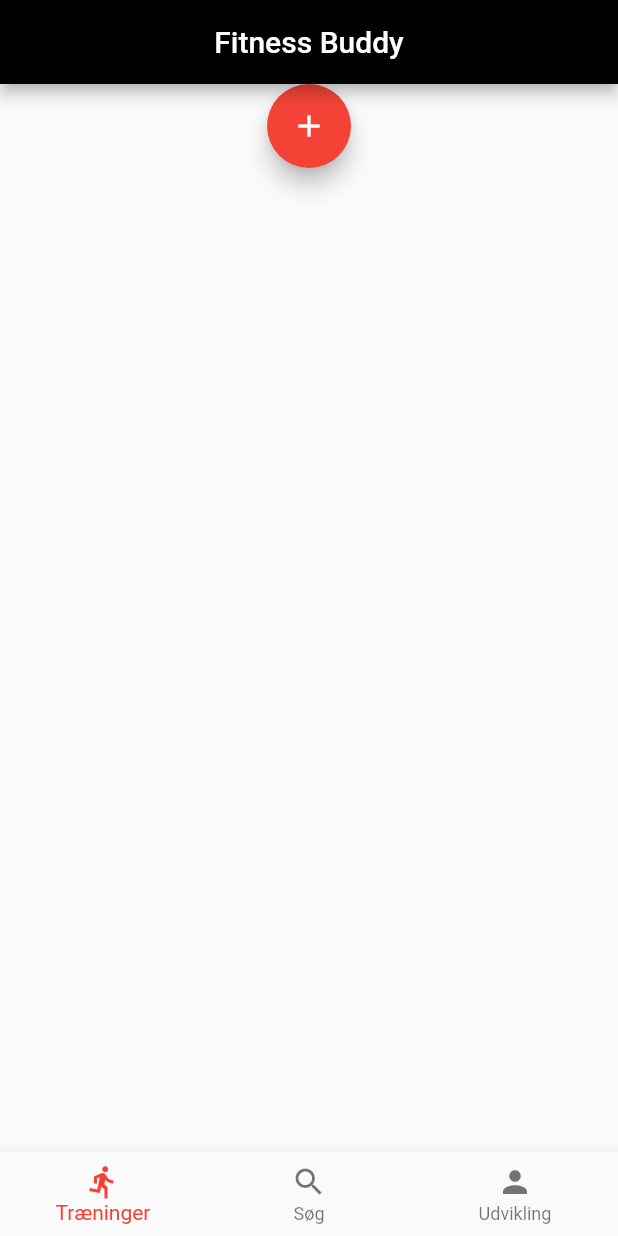
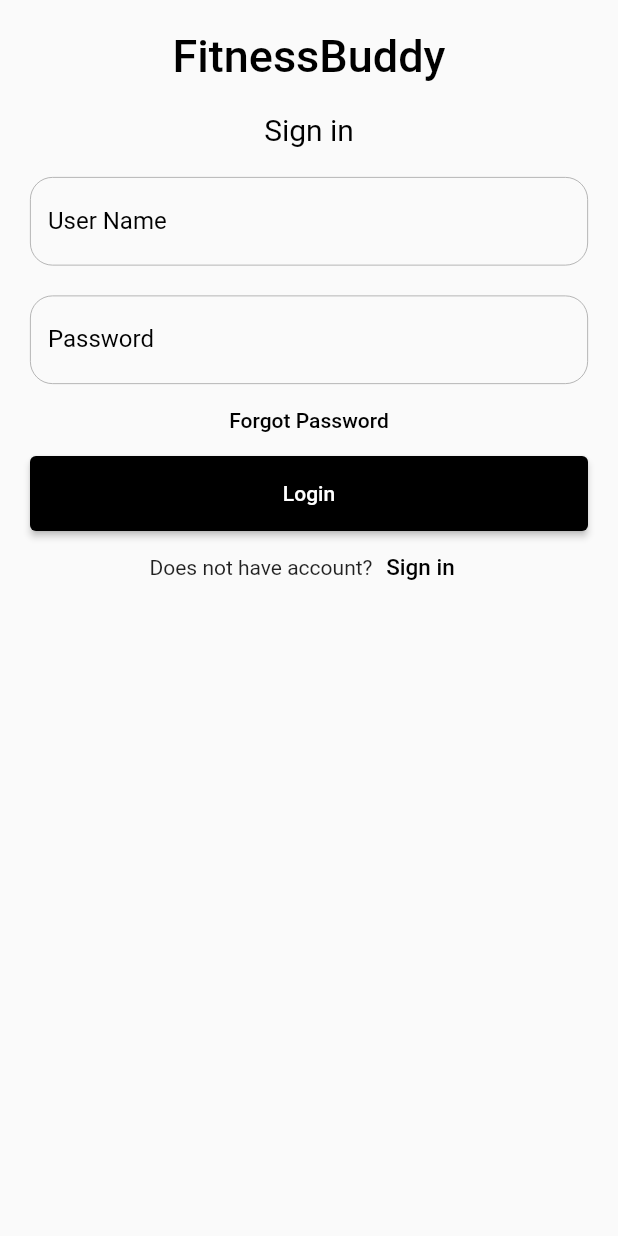
Before and after one commit to JohannesPoulsen/fitness_budy_app, a Flutter app: the screen it shows after launch, on a phone screen of 412 x 824 dp. Run offline on Flutter 3.47's test engine with Material 2 defaults, Android fonts, the phone set to English and light mode, and no system bars.

```diff
--- a/lib/LoginPage.dart
+++ b/lib/LoginPage.dart
@@ -7,18 +7,18 @@ void main() => runApp(const MyApp());
 class MyApp extends StatelessWidget {
   const MyApp({Key? key}) : super(key: key);
 
-
   static const String _title = 'The day is the day you change the future';
-
 
   @override
   Widget build(BuildContext context) {
     return MaterialApp(
       title: _title,
-
-
       home: Scaffold(
-        appBar: AppBar(title: const Text(_title), backgroundColor: Colors.black, centerTitle: true,),
+        appBar: AppBar(
+          title: const Text(_title),
+          backgroundColor: Colors.black,
+          centerTitle: true,
+        ),
         body: const MyStatefulWidget(),
       ),
     );
@@ -38,7 +38,8 @@ class _MyStatefulWidgetState extends State<MyStatefulWidget> {
 
   @override
   Widget build(BuildContext context) {
-    return Padding(
+    return Scaffold(
+      body: Padding(
           padding: const EdgeInsets.all(10),
           child: ListView(
             children: <Widget>[
@@ -59,7 +60,8 @@ class _MyStatefulWidgetState extends State<MyStatefulWidget> {
                     'Sign in',
                     style: TextStyle(
                       color: Colors.black,
-                    fontSize: 20,),
+                      fontSize: 20,
+                    ),
                   )),
               Container(
                 padding: const EdgeInsets.all(10),
@@ -70,19 +72,16 @@ class _MyStatefulWidgetState extends State<MyStatefulWidget> {
                   decoration: InputDecoration(
                     labelText: 'User Name',
                     labelStyle: TextStyle(
-                  color: myFocusNode.hasFocus ? Colors.blue : Colors.black),
+                        color:
+                            myFocusNode.hasFocus ? Colors.blue : Colors.black),
                     enabledBorder: OutlineInputBorder(
-                  borderSide: const BorderSide(width: 0.5, color: Colors.grey),
-                  borderRadius: BorderRadius.circular(15)
-                 ),
+                        borderSide:
+                            const BorderSide(width: 0.5, color: Colors.grey),
+                        borderRadius: BorderRadius.circular(15)),
                     focusedBorder: OutlineInputBorder(
-                  borderSide: const BorderSide(width: 3, color: Colors.black),
-                  borderRadius: BorderRadius.circular(15)
-                  ),
-
-
-
-
+                        borderSide:
+                            const BorderSide(width: 3, color: Colors.black),
+                        borderRadius: BorderRadius.circular(15)),
                   ),
                 ),
               ),
@@ -95,16 +94,18 @@ class _MyStatefulWidgetState extends State<MyStatefulWidget> {
                   decoration: InputDecoration(
                     labelText: 'Password',
                     labelStyle: TextStyle(
-                  color: myFocusNode.hasFocus ? Colors.blue : Colors.black),
+                        color:
+                            myFocusNode.hasFocus ? Colors.blue : Colors.black),
                     enabledBorder: OutlineInputBorder(
-                  borderSide: const BorderSide(width: 0.5, color: Colors.grey,),
-                  borderRadius: BorderRadius.circular(15)
+                        borderSide: const BorderSide(
+                          width: 0.5,
+                          color: Colors.grey,
                         ),
+                        borderRadius: BorderRadius.circular(15)),
                     focusedBorder: OutlineInputBorder(
-                  borderSide: const BorderSide(width: 3, color: Colors.black),
-                  borderRadius: BorderRadius.circular(15)
-                  ),
-
+                        borderSide:
+                            const BorderSide(width: 3, color: Colors.black),
+                        borderRadius: BorderRadius.circular(15)),
                   ),
                 ),
               ),
@@ -112,42 +113,39 @@ class _MyStatefulWidgetState extends State<MyStatefulWidget> {
                 onPressed: () {
                   //forgot password screen
                 },
-              child: const Text('Forgot Password',),
                 style: TextButton.styleFrom(primary: Colors.black),
-
-
+                child: const Text(
+                  'Forgot Password',
                 ),
-
+              ),
               Container(
                   height: 50,
                   padding: const EdgeInsets.fromLTRB(10, 0, 10, 0),
                   child: ElevatedButton(
                     child: const Text('Login'),
                     style: ElevatedButton.styleFrom(primary: Colors.black),
-
                     onPressed: () {
                       print(nameController.text);
                       print(passwordController.text);
                     },
-                )
-            ),
+                  )),
               Row(
+                mainAxisAlignment: MainAxisAlignment.center,
                 children: <Widget>[
                   const Text('Does not have account?'),
                   TextButton(
                     child: const Text(
                       'Sign in',
-                    style: TextStyle(fontSize: 15, color:  Colors.black),
-
+                      style: TextStyle(fontSize: 15, color: Colors.black),
                     ),
                     onPressed: () {
                       //Signup skal komme her
                     },
                   )
                 ],
-              mainAxisAlignment: MainAxisAlignment.center,
               ),
             ],
-        ));
+          )),
+    );
   }
 }
--- a/lib/main.dart
+++ b/lib/main.dart
@@ -1,6 +1,7 @@
 import 'package:flutter/material.dart';
 import 'Master.dart';
 
+FocusNode myFocusNode = FocusNode();
 void main() => runApp(MaterialApp(
       home: Home(),
     ));
@@ -13,7 +14,7 @@ class Home extends StatelessWidget {
   Widget build(BuildContext context) {
     return const MaterialApp(
       title: _title,
-      home: HomeScreen(),
+      home: Login(),
     );
   }
 }
@@ -89,7 +90,7 @@ class _HomeScreenState extends State<HomeScreen> {
         children: [
           FloatingActionButton(
             onPressed: () {
-              Navigator.push(
+              Navigator.pushReplacement(
                 context,
                 MaterialPageRoute(builder: (context) => const CreateWorkout()),
               );
@@ -142,7 +143,10 @@ class CreateWorkout extends StatelessWidget {
       body: Center(
         child: ElevatedButton(
           onPressed: () {
-            Navigator.pop(context);
+            Navigator.pushReplacement(
+              context,
+              MaterialPageRoute(builder: (context) => const HomeScreen()),
+            );
           },
           child: const Text('Go back!'),
         ),
@@ -150,3 +154,131 @@ class CreateWorkout extends StatelessWidget {
     );
   }
 }
+
+class Login extends StatefulWidget {
+  const Login({Key? key}) : super(key: key);
+
+  @override
+  _LoginState createState() => _LoginState();
+}
+
+class _LoginState extends State<Login> {
+  TextEditingController nameController = TextEditingController();
+  TextEditingController passwordController = TextEditingController();
+
+  @override
+  Widget build(BuildContext context) {
+    return Scaffold(
+      body: Padding(
+          padding: const EdgeInsets.all(10),
+          child: ListView(
+            children: <Widget>[
+              Container(
+                  alignment: Alignment.center,
+                  padding: const EdgeInsets.all(10),
+                  child: const Text(
+                    'FitnessBuddy',
+                    style: TextStyle(
+                        color: Colors.black,
+                        fontWeight: FontWeight.w500,
+                        fontSize: 30),
+                  )),
+              Container(
+                  alignment: Alignment.center,
+                  padding: const EdgeInsets.all(10),
+                  child: const Text(
+                    'Sign in',
+                    style: TextStyle(
+                      color: Colors.black,
+                      fontSize: 20,
+                    ),
+                  )),
+              Container(
+                padding: const EdgeInsets.all(10),
+                child: TextField(
+                  controller: nameController,
+                  focusNode: myFocusNode,
+                  cursorColor: Colors.black,
+                  decoration: InputDecoration(
+                    labelText: 'User Name',
+                    labelStyle: TextStyle(
+                        color:
+                            myFocusNode.hasFocus ? Colors.blue : Colors.black),
+                    enabledBorder: OutlineInputBorder(
+                        borderSide:
+                            const BorderSide(width: 0.5, color: Colors.grey),
+                        borderRadius: BorderRadius.circular(15)),
+                    focusedBorder: OutlineInputBorder(
+                        borderSide:
+                            const BorderSide(width: 3, color: Colors.black),
+                        borderRadius: BorderRadius.circular(15)),
+                  ),
+                ),
+              ),
+              Container(
+                padding: const EdgeInsets.fromLTRB(10, 10, 10, 0),
+                child: TextField(
+                  obscureText: true,
+                  controller: passwordController,
+                  cursorColor: Colors.black,
+                  decoration: InputDecoration(
+                    labelText: 'Password',
+                    labelStyle: TextStyle(
+                        color:
+                            myFocusNode.hasFocus ? Colors.blue : Colors.black),
+                    enabledBorder: OutlineInputBorder(
+                        borderSide: const BorderSide(
+                          width: 0.5,
+                          color: Colors.grey,
+                        ),
+                        borderRadius: BorderRadius.circular(15)),
+                    focusedBorder: OutlineInputBorder(
+                        borderSide:
+                            const BorderSide(width: 3, color: Colors.black),
+                        borderRadius: BorderRadius.circular(15)),
+                  ),
+                ),
+              ),
+              TextButton(
+                onPressed: () {
+                  //forgot password screen
+                },
+                style: TextButton.styleFrom(primary: Colors.black),
+                child: const Text(
+                  'Forgot Password',
+                ),
+              ),
+              Container(
+                  height: 50,
+                  padding: const EdgeInsets.fromLTRB(10, 0, 10, 0),
+                  child: ElevatedButton(
+                    child: const Text('Login'),
+                    style: ElevatedButton.styleFrom(primary: Colors.black),
+                    onPressed: () {
+                      Navigator.pushReplacement(
+                        context,
+                        MaterialPageRoute(
+                            builder: (context) => const HomeScreen()),
+                      );
+                    },
+                  )),
+              Row(
+                mainAxisAlignment: MainAxisAlignment.center,
+                children: <Widget>[
+                  const Text('Does not have account?'),
+                  TextButton(
+                    child: const Text(
+                      'Sign in',
+                      style: TextStyle(fontSize: 15, color: Colors.black),
+                    ),
+                    onPressed: () {
+                      //Signup skal komme her
+                    },
+                  )
+                ],
+              ),
+            ],
+          )),
+    );
+  }
+}
--- a/pubspec.yaml
+++ b/pubspec.yaml
@@ -57,8 +57,6 @@ flutter:
   # included with your application, so that you can use the icons in
   # the material Icons class.
   uses-material-design: true
-  assets:
-  - lib/assets/
 
   # To add assets to your application, add an assets section, like this:
   # assets:
```
Lines whose indentation alone changed are shown as unchanged.
